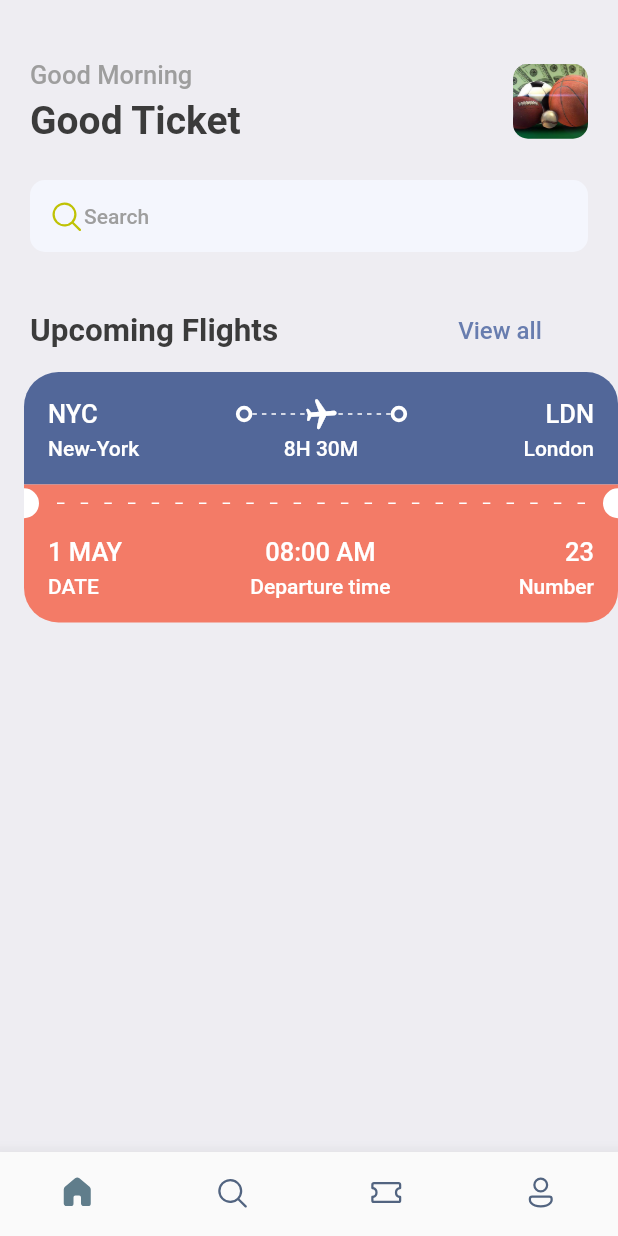
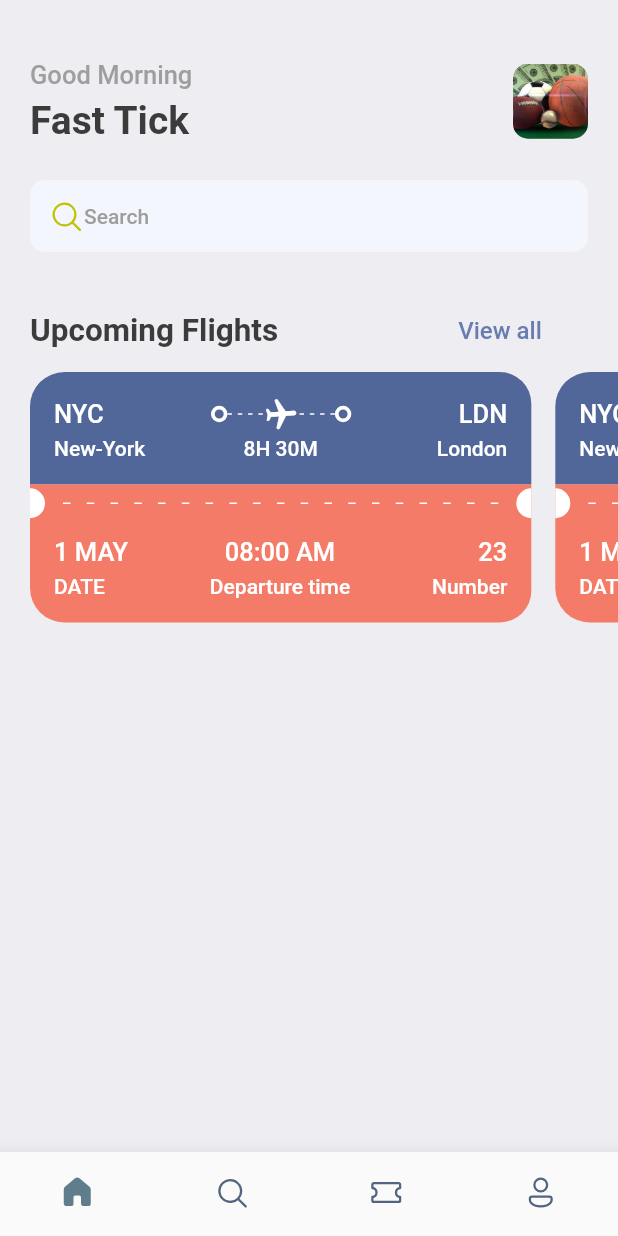
Before and after one commit to MARTILLO-69/smevaluativo, a Flutter app: the screen it shows after launch, on a phone screen of 412 x 824 dp. Run offline on Flutter 3.47's test engine with Material 2 defaults, Android fonts, the phone set to English and light mode, and no system bars; our stand-ins replace fluentui_icons, gap.

Commit message:
Jheresito_2

```diff
--- a/lib/screens/home_screen.dart
+++ b/lib/screens/home_screen.dart
@@ -30,7 +30,7 @@ class HomeScreen extends StatelessWidget {
                         ),
                         const Gap(5),
                         Text(
-                            "Good Ticket", style: Styles.headLineStyle1,
+                            "Fast Tick", style: Styles.headLineStyle1,
                         ),
                       ],
                     ),
@@ -82,6 +82,7 @@ class HomeScreen extends StatelessWidget {
           const Gap(15),
           SingleChildScrollView(
            scrollDirection: Axis.horizontal,
+           padding: const EdgeInsets.only(left: 20),
            child: Row(
              children: [
                TicketView(),
--- a/lib/screens/ticket_view.dart
+++ b/lib/screens/ticket_view.dart
@@ -12,10 +12,10 @@ class TicketView extends StatelessWidget {
   Widget build(BuildContext context) {
     final size = AppLayout.getSize(context);
     return SizedBox(
-      width: size.width,
+      width: size.width*0.85,
       height: 200,
       child: Container(
-        margin: const EdgeInsets.only(left: 16),
+        margin: const EdgeInsets.only(right: 16),
         child: Column(
           children: [
             /*
```
